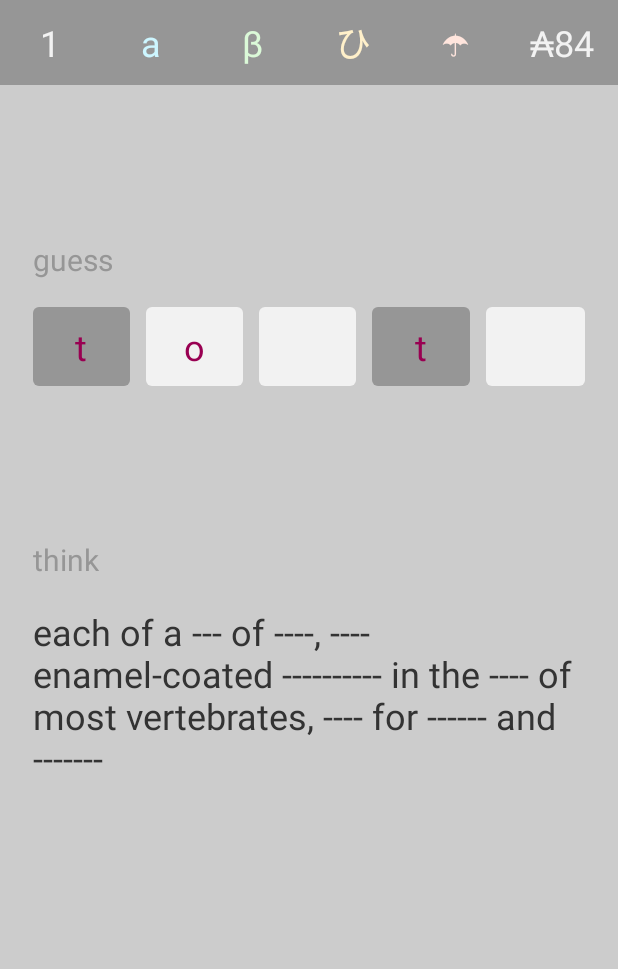
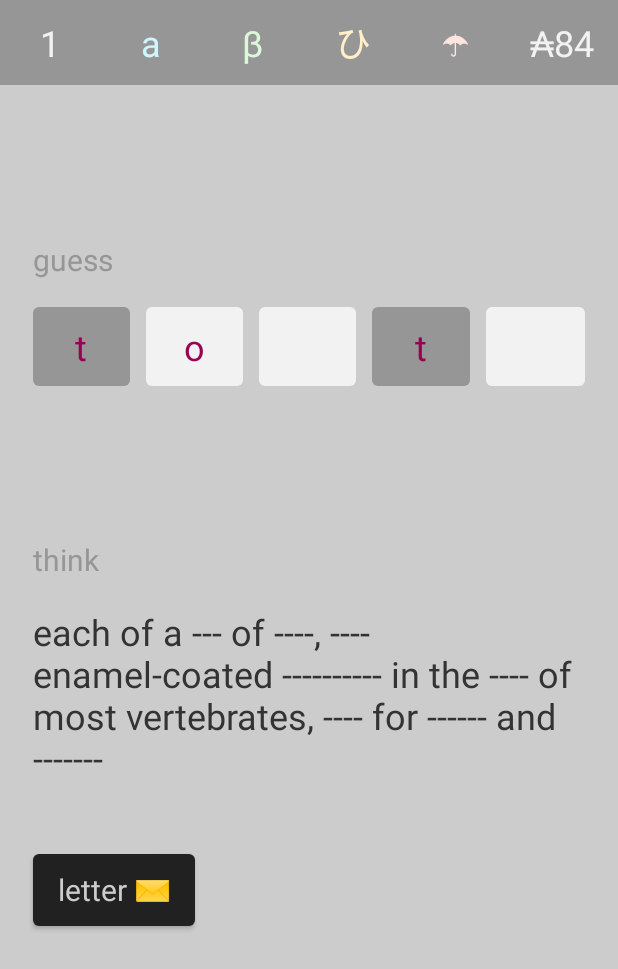
Before and after one commit to radutopor/correct-abi, an Android app: the layout game.xml on its own in the app's theme, with its tools: preview values and no code run, on a phone screen of 412 x 824 dp. Shown: the top 969 px of the screen. Run offline under Robolectric (Android 15) with nearby library versions, the phone set to English and light mode, and no system bars.

Commit message:
Added buy letter

```diff
--- a/app/src/main/java/com/radutopor/correctabi/game/Game.kt
+++ b/app/src/main/java/com/radutopor/correctabi/game/Game.kt
@@ -7,4 +7,5 @@ data class Game(
     val coins: String,
     val letters: List<Char?>,
     val definition: SpannableString,
+    val buyLetterVis: Boolean,
 )
--- a/app/src/main/java/com/radutopor/correctabi/game/GameActivity.kt
+++ b/app/src/main/java/com/radutopor/correctabi/game/GameActivity.kt
@@ -57,12 +57,15 @@ class GameActivity : AppCompatActivity() {
         view.thinkLabel.setTextColor(getColor(colors.section))
         view.definition.setTextColor(getColor(colors.dark))
         view.definition.setLinkTextColor(getColor(colors.accent))
+        view.letter.backgroundTintList = tint(colors.accent)
+        view.letter.setTextColor(getColor(colors.base))
         view.loading.indeterminateTintList = tint(colors.section)
     }
 
     private fun setStaticListeners() {
         view.definition.movementMethod = LinkMovementMethod.getInstance()
         view.root.setOnClickListener { it.hideKeyboard() }
+        view.letter.setOnClickListener { controller.buyLetter(path) }
         view.credits.root.setOnClickListener { finish() }
     }
 
@@ -78,6 +81,7 @@ class GameActivity : AppCompatActivity() {
         view.coins.text = game.coins
         addLetters(game)
         view.definition.text = game.definition
+        view.letter.visibility = if (game.buyLetterVis) View.VISIBLE else View.GONE
     }
 
     private fun setLvlIndicators(game: Game) {
--- a/app/src/main/res/layout/game.xml
+++ b/app/src/main/res/layout/game.xml
@@ -96,7 +96,7 @@
                 android:id="@+id/guess_label"
                 android:layout_width="wrap_content"
                 android:layout_height="wrap_content"
-                android:layout_marginBottom="18dp"
+                android:layout_marginBottom="@dimen/body_padding_v"
                 android:text="guess"
                 android:textSize="@dimen/label"
                 app:layout_constraintBottom_toTopOf="@id/word"
@@ -223,7 +223,7 @@
                 android:id="@+id/thinkLabel"
                 android:layout_width="wrap_content"
                 android:layout_height="wrap_content"
-                android:layout_marginBottom="18dp"
+                android:layout_marginBottom="@dimen/body_padding_v"
                 android:text="think"
                 android:textSize="@dimen/label"
                 tools:textColor="@color/section_1" />
@@ -238,10 +238,26 @@
                 tools:textColorHighlight="@color/accent_1" />
         </androidx.appcompat.widget.LinearLayoutCompat>
 
-        <Space
+        <FrameLayout
             android:layout_width="match_parent"
             android:layout_height="0dp"
-            android:layout_weight="1" />
+            android:layout_weight="1"
+            android:clipToPadding="false"
+            android:paddingHorizontal="@dimen/body_padding_h">
+
+            <androidx.appcompat.widget.AppCompatTextView
+                android:id="@+id/letter"
+                style="@style/Widget.MaterialComponents.Button"
+                android:layout_width="wrap_content"
+                android:layout_height="wrap_content"
+                android:layout_marginTop="48dp"
+                android:background="@drawable/box"
+                android:text="letter ✉️"
+                android:textSize="@dimen/label"
+                tools:backgroundTint="@color/accent_1"
+                tools:textColor="@color/base_1"
+                tools:visibility="visible" />
+        </FrameLayout>
     </androidx.appcompat.widget.LinearLayoutCompat>
 
     <ProgressBar
--- a/app/src/main/res/values/dimen.xml
+++ b/app/src/main/res/values/dimen.xml
@@ -1,6 +1,8 @@
 <?xml version="1.0" encoding="utf-8"?>
 <resources>
+
     <dimen name="body_padding_h">22dp</dimen>
+    <dimen name="body_padding_v">18dp</dimen>
 
     <dimen name="text">24sp</dimen>
     <dimen name="label">20sp</dimen>
```
Also changed, not shown: app/src/main/java/com/radutopor/correctabi/game/GameController.kt (+18 -3 lines), 1 other file.
